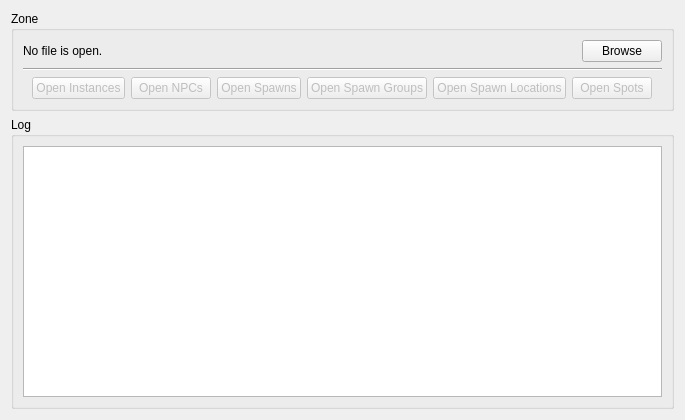
The window that tools/cathedral/ui/MainWindow.ui (comphack/comp_hack) describes before a commit, drawn with Qt 5.
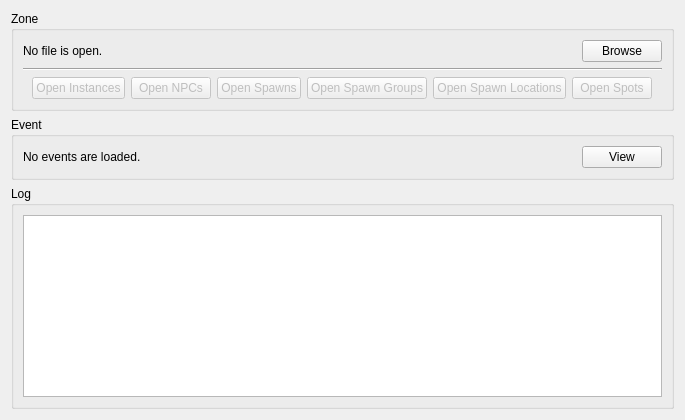
The same window after the commit.

Commit message: Adding event view (UIs stubbed out)

```diff
--- a/tools/cathedral/ui/MainWindow.ui
+++ b/tools/cathedral/ui/MainWindow.ui
@@ -21,7 +21,7 @@
      </property>
      <layout class="QVBoxLayout" name="verticalLayout_3">
       <item>
-       <layout class="QHBoxLayout" name="horizontalLayout">
+       <layout class="QHBoxLayout" name="zoneCurrentLayout">
         <item>
          <widget class="QLabel" name="zonePath">
           <property name="sizePolicy">
@@ -144,6 +144,35 @@
      </layout>
     </widget>
    </item>
+   <item>
+    <widget class="QGroupBox" name="groupEvent">
+     <property name="title">
+      <string>Event</string>
+     </property>
+     <layout class="QHBoxLayout" name="horizontalLayout">
+      <item>
+       <widget class="QLabel" name="eventCount">
+        <property name="text">
+         <string>No events are loaded.</string>
+        </property>
+       </widget>
+      </item>
+      <item>
+       <widget class="QPushButton" name="eventsView">
+        <property name="sizePolicy">
+         <sizepolicy hsizetype="Maximum" vsizetype="Fixed">
+          <horstretch>0</horstretch>
+          <verstretch>0</verstretch>
+         </sizepolicy>
+        </property>
+        <property name="text">
+         <string>View</string>
+        </property>
+       </widget>
+      </item>
+     </layout>
+    </widget>
+   </item>
    <item>
     <widget class="QGroupBox" name="logGroup">
      <property name="title">
```
Left out of the diff: 8 changed lines with no effect on the pictures. The commit also changes 37 other files.
